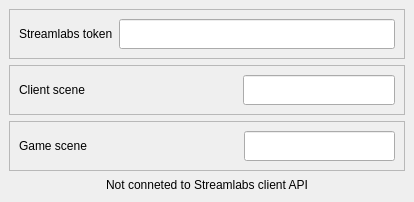
Before: the Qt Designer form leaguesceneswitcher.ui in Odizinne/AutoSceneSwitcher, drawn with Qt 5.
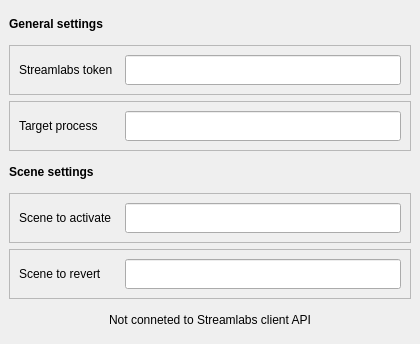
After: the same form once the commit is applied.

Commit message: rebrand + added process selection

```diff
--- a/leaguesceneswitcher.ui
+++ b/leaguesceneswitcher.ui
@@ -6,13 +6,13 @@
    <rect>
     <x>0</x>
     <y>0</y>
-    <width>414</width>
-    <height>202</height>
+    <width>420</width>
+    <height>344</height>
    </rect>
   </property>
   <property name="minimumSize">
    <size>
-    <width>400</width>
+    <width>420</width>
     <height>0</height>
    </size>
   </property>
@@ -21,17 +21,7 @@
   </property>
   <widget class="QWidget" name="centralwidget">
    <layout class="QGridLayout" name="gridLayout">
-    <item row="3" column="0">
-     <widget class="QLabel" name="noConnectionLabel">
-      <property name="text">
-       <string>Not conneted to Streamlabs client API</string>
-      </property>
-      <property name="alignment">
-       <set>Qt::AlignmentFlag::AlignCenter</set>
-      </property>
-     </widget>
-    </item>
-    <item row="2" column="0">
+    <item row="5" column="0">
      <widget class="QFrame" name="gameFrame">
       <property name="frameShape">
        <enum>QFrame::Shape::StyledPanel</enum>
@@ -40,46 +30,104 @@
        <enum>QFrame::Shadow::Raised</enum>
       </property>
       <layout class="QGridLayout" name="gridLayout_4">
-       <item row="0" column="2">
-        <widget class="QLineEdit" name="gameLineEdit">
-         <property name="minimumSize">
-          <size>
-           <width>0</width>
-           <height>30</height>
-          </size>
-         </property>
-        </widget>
-       </item>
        <item row="0" column="0">
         <widget class="QLabel" name="label_3">
+         <property name="sizePolicy">
+          <sizepolicy hsizetype="Fixed" vsizetype="Preferred">
+           <horstretch>0</horstretch>
+           <verstretch>0</verstretch>
+          </sizepolicy>
+         </property>
          <property name="minimumSize">
           <size>
-           <width>0</width>
+           <width>100</width>
            <height>25</height>
           </size>
          </property>
          <property name="text">
-          <string>Game scene</string>
+          <string>Scene to revert</string>
          </property>
         </widget>
        </item>
        <item row="0" column="1">
-        <spacer name="horizontalSpacer_2">
-         <property name="orientation">
-          <enum>Qt::Orientation::Horizontal</enum>
+        <widget class="QLineEdit" name="clientLineEdit">
+         <property name="sizePolicy">
+          <sizepolicy hsizetype="Preferred" vsizetype="Fixed">
+           <horstretch>0</horstretch>
+           <verstretch>0</verstretch>
+          </sizepolicy>
          </property>
-         <property name="sizeHint" stdset="0">
+         <property name="minimumSize">
           <size>
-           <width>40</width>
-           <height>20</height>
+           <width>0</width>
+           <height>30</height>
           </size>
          </property>
-        </spacer>
+        </widget>
        </item>
       </layout>
      </widget>
     </item>
-    <item row="1" column="0">
+    <item row="2" column="0">
+     <widget class="QFrame" name="processFrame">
+      <property name="sizePolicy">
+       <sizepolicy hsizetype="Preferred" vsizetype="Preferred">
+        <horstretch>0</horstretch>
+        <verstretch>0</verstretch>
+       </sizepolicy>
+      </property>
+      <property name="minimumSize">
+       <size>
+        <width>0</width>
+        <height>0</height>
+       </size>
+      </property>
+      <property name="frameShape">
+       <enum>QFrame::Shape::StyledPanel</enum>
+      </property>
+      <property name="frameShadow">
+       <enum>QFrame::Shadow::Raised</enum>
+      </property>
+      <layout class="QGridLayout" name="gridLayout_5">
+       <item row="0" column="0">
+        <widget class="QLabel" name="label_4">
+         <property name="sizePolicy">
+          <sizepolicy hsizetype="Fixed" vsizetype="Preferred">
+           <horstretch>0</horstretch>
+           <verstretch>0</verstretch>
+          </sizepolicy>
+         </property>
+         <property name="minimumSize">
+          <size>
+           <width>100</width>
+           <height>30</height>
+          </size>
+         </property>
+         <property name="text">
+          <string>Target process</string>
+         </property>
+        </widget>
+       </item>
+       <item row="0" column="1">
+        <widget class="QLineEdit" name="processLineEdit">
+         <property name="sizePolicy">
+          <sizepolicy hsizetype="Preferred" vsizetype="Fixed">
+           <horstretch>0</horstretch>
+           <verstretch>0</verstretch>
+          </sizepolicy>
+         </property>
+         <property name="minimumSize">
+          <size>
+           <width>0</width>
+           <height>30</height>
+          </size>
+         </property>
+        </widget>
+       </item>
+      </layout>
+     </widget>
+    </item>
+    <item row="4" column="0">
      <widget class="QFrame" name="clientFrame">
       <property name="frameShape">
        <enum>QFrame::Shape::StyledPanel</enum>
@@ -90,47 +138,59 @@
       <layout class="QGridLayout" name="gridLayout_3">
        <item row="0" column="0">
         <widget class="QLabel" name="label_2">
+         <property name="sizePolicy">
+          <sizepolicy hsizetype="Fixed" vsizetype="Preferred">
+           <horstretch>0</horstretch>
+           <verstretch>0</verstretch>
+          </sizepolicy>
+         </property>
          <property name="minimumSize">
           <size>
-           <width>0</width>
+           <width>100</width>
            <height>25</height>
           </size>
          </property>
          <property name="text">
-          <string>Client scene</string>
-         </property>
-        </widget>
-       </item>
-       <item row="0" column="2">
-        <widget class="QLineEdit" name="clientLineEdit">
-         <property name="minimumSize">
-          <size>
-           <width>0</width>
-           <height>30</height>
-          </size>
+          <string>Scene to activate</string>
          </property>
         </widget>
        </item>
        <item row="0" column="1">
-        <spacer name="horizontalSpacer">
-         <property name="orientation">
-          <enum>Qt::Orientation::Horizontal</enum>
+        <widget class="QLineEdit" name="gameLineEdit">
+         <property name="sizePolicy">
+          <sizepolicy hsizetype="Preferred" vsizetype="Fixed">
+           <horstretch>0</horstretch>
+           <verstretch>0</verstretch>
+          </sizepolicy>
          </property>
-         <property name="sizeType">
-          <enum>QSizePolicy::Policy::Expanding</enum>
-         </property>
-         <property name="sizeHint" stdset="0">
+         <property name="minimumSize">
           <size>
-           <width>40</width>
-           <height>20</height>
+           <width>0</width>
+           <height>30</height>
           </size>
          </property>
-        </spacer>
+        </widget>
        </item>
       </layout>
      </widget>
     </item>
-    <item row="0" column="0">
+    <item row="6" column="0">
+     <widget class="QLabel" name="noConnectionLabel">
+      <property name="minimumSize">
+       <size>
+        <width>0</width>
+        <height>30</height>
+       </size>
+      </property>
+      <property name="text">
+       <string>Not conneted to Streamlabs client API</string>
+      </property>
+      <property name="alignment">
+       <set>Qt::AlignmentFlag::AlignCenter</set>
+      </property>
+     </widget>
+    </item>
+    <item row="1" column="0">
      <widget class="QFrame" name="tokenFrame">
       <property name="frameShape">
        <enum>QFrame::Shape::StyledPanel</enum>
@@ -141,9 +201,15 @@
       <layout class="QGridLayout" name="gridLayout_2">
        <item row="0" column="0">
         <widget class="QLabel" name="label">
+         <property name="sizePolicy">
+          <sizepolicy hsizetype="Fixed" vsizetype="Preferred">
+           <horstretch>0</horstretch>
+           <verstretch>0</verstretch>
+          </sizepolicy>
+         </property>
          <property name="minimumSize">
           <size>
-           <width>0</width>
+           <width>100</width>
            <height>25</height>
           </size>
          </property>
@@ -154,6 +220,12 @@
        </item>
        <item row="0" column="1">
         <widget class="QLineEdit" name="tokenLineEdit">
+         <property name="sizePolicy">
+          <sizepolicy hsizetype="Preferred" vsizetype="Fixed">
+           <horstretch>0</horstretch>
+           <verstretch>0</verstretch>
+          </sizepolicy>
+         </property>
          <property name="minimumSize">
           <size>
            <width>0</width>
@@ -165,6 +237,42 @@
       </layout>
      </widget>
     </item>
+    <item row="0" column="0">
+     <widget class="QLabel" name="label_5">
+      <property name="minimumSize">
+       <size>
+        <width>0</width>
+        <height>30</height>
+       </size>
+      </property>
+      <property name="font">
+       <font>
+        <bold>true</bold>
+       </font>
+      </property>
+      <property name="text">
+       <string>General settings</string>
+      </property>
+     </widget>
+    </item>
+    <item row="3" column="0">
+     <widget class="QLabel" name="sceneSettingsLabel">
+      <property name="minimumSize">
+       <size>
+        <width>0</width>
+        <height>30</height>
+       </size>
+      </property>
+      <property name="font">
+       <font>
+        <bold>true</bold>
+       </font>
+      </property>
+      <property name="text">
+       <string>Scene settings</string>
+      </property>
+     </widget>
+    </item>
    </layout>
   </widget>
  </widget>
```
Left out of the diff: 8 changed lines with no effect on the pictures. The commit also changes 1 other file.
